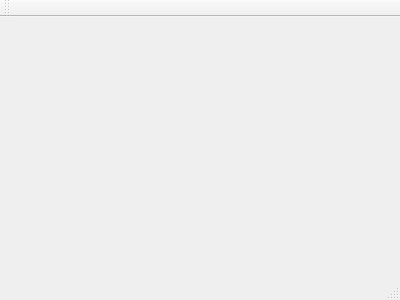
Above: Rui/Rui/mainwindow.ui from arijitvt/RTool before the change. Below: the same form after it.
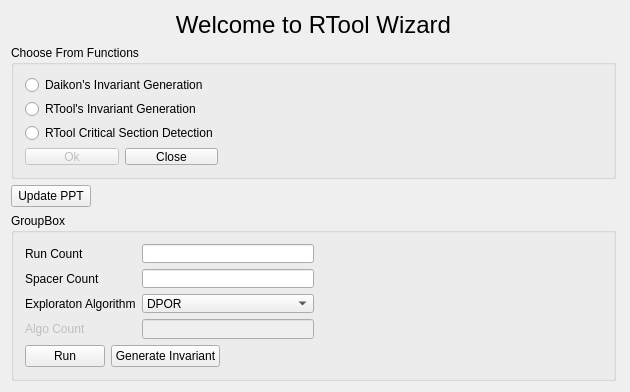
That is the form after the change.

Commit message: Adding the files for the User Interface and the export .

What changed in the file:
```diff
--- a/Rui/Rui/mainwindow.ui
+++ b/Rui/Rui/mainwindow.ui
@@ -1,24 +1,285 @@
 <ui version="4.0">
  <class>MainWindow</class>
- <widget class="QMainWindow" name="MainWindow" >
-  <property name="geometry" >
+ <widget class="QMainWindow" name="MainWindow">
+  <property name="geometry">
    <rect>
     <x>0</x>
     <y>0</y>
-    <width>400</width>
-    <height>300</height>
+    <width>630</width>
+    <height>392</height>
    </rect>
   </property>
   <property name="windowTitle" >
    <string>MainWindow</string>
   </property>
-  <widget class="QMenuBar" name="menuBar" />
-  <widget class="QToolBar" name="mainToolBar" />
-  <widget class="QWidget" name="centralWidget" />
-  <widget class="QStatusBar" name="statusBar" />
+  <property name="windowTitle">
+   <string>RTool</string>
+  </property>
+  <property name="autoFillBackground">
+   <bool>true</bool>
+  </property>
+  <widget class="QWidget" name="centralWidget">
+   <property name="maximumSize">
+    <size>
+     <width>627</width>
+     <height>392</height>
+    </size>
+   </property>
+   <property name="focusPolicy">
+    <enum>Qt::StrongFocus</enum>
+   </property>
+   <layout class="QVBoxLayout" name="verticalLayout_2">
+    <item>
+     <layout class="QVBoxLayout" name="verticalLayout">
+      <item>
+       <widget class="QLabel" name="label">
+        <property name="font">
+         <font>
+          <pointsize>18</pointsize>
+         </font>
+        </property>
+        <property name="text">
+         <string>Welcome to RTool Wizard</string>
+        </property>
+        <property name="alignment">
+         <set>Qt::AlignCenter</set>
+        </property>
+       </widget>
+      </item>
+      <item>
+       <widget class="QGroupBox" name="radioGroup">
+        <property name="title">
+         <string>Choose From Functions</string>
+        </property>
+        <property name="flat">
+         <bool>true</bool>
+        </property>
+        <layout class="QVBoxLayout" name="verticalLayout_3">
+         <item>
+          <layout class="QGridLayout" name="gridLayout">
+           <item row="3" column="0">
+            <layout class="QHBoxLayout" name="horizontalLayout">
+             <item>
+              <widget class="QPushButton" name="okButton">
+               <property name="enabled">
+                <bool>false</bool>
+               </property>
+               <property name="text">
+                <string>Ok</string>
+               </property>
+              </widget>
+             </item>
+             <item>
+              <widget class="QPushButton" name="closeButton">
+               <property name="text">
+                <string>Close</string>
+               </property>
+              </widget>
+             </item>
+            </layout>
+           </item>
+           <item row="0" column="0">
+            <widget class="QRadioButton" name="daikonRadio">
+             <property name="text">
+              <string>Daikon's Invariant Generation</string>
+             </property>
+            </widget>
+           </item>
+           <item row="2" column="0">
+            <widget class="QRadioButton" name="rtoolCSRadio">
+             <property name="text">
+              <string>RTool Critical Section Detection</string>
+             </property>
+            </widget>
+           </item>
+           <item row="1" column="0">
+            <widget class="QRadioButton" name="rtoolNormalRadio">
+             <property name="text">
+              <string>RTool's Invariant Generation</string>
+             </property>
+            </widget>
+           </item>
+           <item row="3" column="1">
+            <spacer name="horizontalSpacer">
+             <property name="orientation">
+              <enum>Qt::Horizontal</enum>
+             </property>
+             <property name="sizeHint" stdset="0">
+              <size>
+               <width>40</width>
+               <height>20</height>
+              </size>
+             </property>
+            </spacer>
+           </item>
+          </layout>
+         </item>
+        </layout>
+       </widget>
+      </item>
+     </layout>
+    </item>
+    <item>
+     <layout class="QHBoxLayout" name="horizontalLayout_5">
+      <item>
+       <widget class="QPushButton" name="updatePPTButton">
+        <property name="text">
+         <string>Update PPT</string>
+        </property>
+       </widget>
+      </item>
+      <item>
+       <spacer name="horizontalSpacer_4">
+        <property name="orientation">
+         <enum>Qt::Horizontal</enum>
+        </property>
+        <property name="sizeHint" stdset="0">
+         <size>
+          <width>40</width>
+          <height>20</height>
+         </size>
+        </property>
+       </spacer>
+      </item>
+     </layout>
+    </item>
+    <item>
+     <widget class="QGroupBox" name="functionGroupBox">
+      <property name="enabled">
+       <bool>true</bool>
+      </property>
+      <property name="title">
+       <string>GroupBox</string>
+      </property>
+      <layout class="QVBoxLayout" name="verticalLayout_4">
+       <item>
+        <layout class="QHBoxLayout" name="horizontalLayout_4">
+         <item>
+          <layout class="QFormLayout" name="formLayout">
+           <property name="fieldGrowthPolicy">
+            <enum>QFormLayout::AllNonFixedFieldsGrow</enum>
+           </property>
+           <item row="0" column="0">
+            <widget class="QLabel" name="label_2">
+             <property name="text">
+              <string>Run Count</string>
+             </property>
+            </widget>
+           </item>
+           <item row="0" column="1">
+            <widget class="QLineEdit" name="lineEdit"/>
+           </item>
+           <item row="1" column="0">
+            <widget class="QLabel" name="label_3">
+             <property name="text">
+              <string>Spacer Count</string>
+             </property>
+            </widget>
+           </item>
+           <item row="1" column="1">
+            <widget class="QLineEdit" name="lineEdit_2"/>
+           </item>
+           <item row="2" column="0">
+            <widget class="QLabel" name="label_4">
+             <property name="text">
+              <string>Exploraton Algorithm</string>
+             </property>
+            </widget>
+           </item>
+           <item row="2" column="1">
+            <widget class="QComboBox" name="algoCombo">
+             <item>
+              <property name="text">
+               <string>DPOR</string>
+              </property>
+             </item>
+             <item>
+              <property name="text">
+               <string>PCB</string>
+              </property>
+             </item>
+             <item>
+              <property name="text">
+               <string>HaPSet</string>
+              </property>
+             </item>
+            </widget>
+           </item>
+           <item row="3" column="0">
+            <widget class="QLabel" name="algoCountLbl">
+             <property name="enabled">
+              <bool>false</bool>
+             </property>
+             <property name="text">
+              <string>Algo Count</string>
+             </property>
+            </widget>
+           </item>
+           <item row="3" column="1">
+            <widget class="QLineEdit" name="algoCount">
+             <property name="enabled">
+              <bool>false</bool>
+             </property>
+             <property name="text">
+              <string/>
+             </property>
+            </widget>
+           </item>
+          </layout>
+         </item>
+         <item>
+          <spacer name="horizontalSpacer_2">
+           <property name="orientation">
+            <enum>Qt::Horizontal</enum>
+           </property>
+           <property name="sizeHint" stdset="0">
+            <size>
+             <width>40</width>
+             <height>20</height>
+            </size>
+           </property>
+          </spacer>
+         </item>
+        </layout>
+       </item>
+       <item>
+        <layout class="QHBoxLayout" name="horizontalLayout_3">
+         <item>
+          <widget class="QPushButton" name="runButton">
+           <property name="text">
+            <string>Run</string>
+           </property>
+          </widget>
+         </item>
+         <item>
+          <widget class="QPushButton" name="genInvButton">
+           <property name="text">
+            <string>Generate Invariant</string>
+           </property>
+          </widget>
+         </item>
+         <item>
+          <spacer name="horizontalSpacer_3">
+           <property name="orientation">
+            <enum>Qt::Horizontal</enum>
+           </property>
+           <property name="sizeHint" stdset="0">
+            <size>
+             <width>40</width>
+             <height>20</height>
+            </size>
+           </property>
+          </spacer>
+         </item>
+        </layout>
+       </item>
+      </layout>
+     </widget>
+    </item>
+   </layout>
+  </widget>
  </widget>
- <layoutDefault spacing="6" margin="11" />
- <pixmapfunction></pixmapfunction>
+ <layoutdefault spacing="6" margin="11"/>
  <resources/>
  <connections/>
 </ui>
```
Left out of the diff: 24 changed lines with no effect on the pictures. The commit also changes 6 other files.
